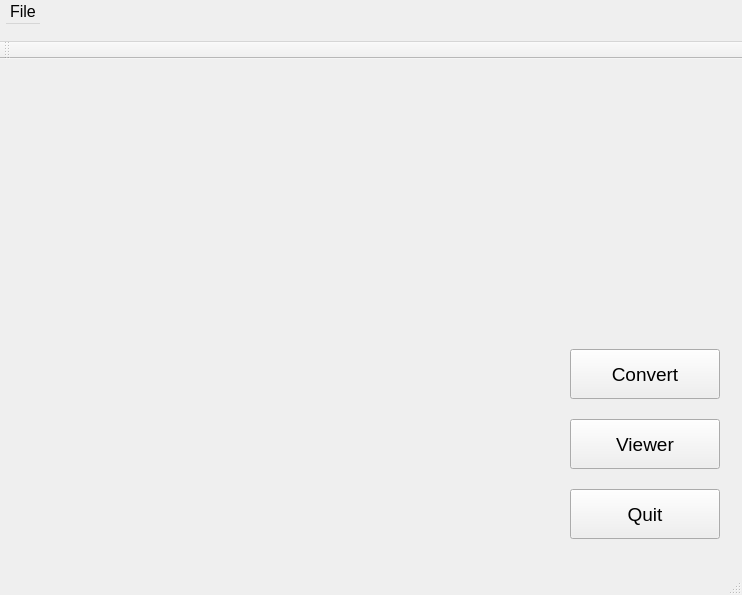
The window that IP_D-5_v-5_0/pngconverter.ui (iwabuchiken/IP_D-5) describes before a commit, drawn with Qt 5.
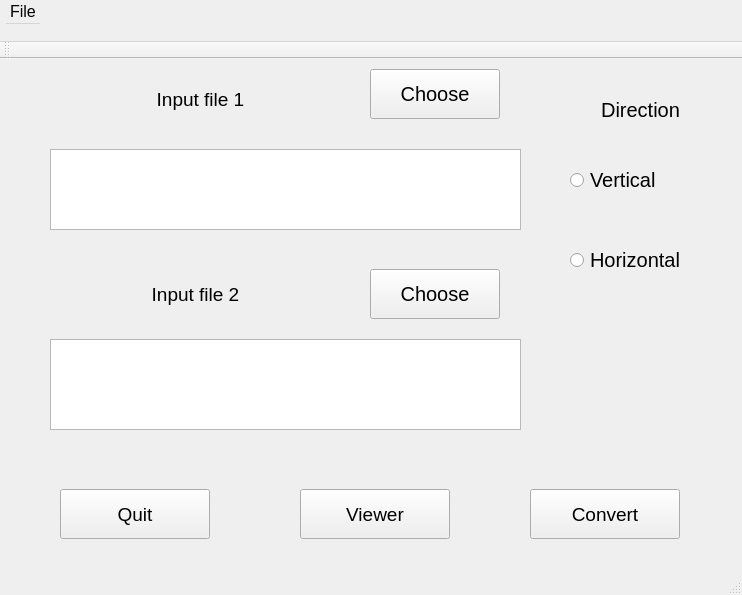
The same window after the commit.

What changed in the file:
```diff
--- a/IP_D-5_v-5_0/pngconverter.ui
+++ b/IP_D-5_v-5_0/pngconverter.ui
@@ -23,7 +23,7 @@
    <widget class="QPushButton" name="BT_Quit">
     <property name="geometry">
      <rect>
-      <x>570</x>
+      <x>60</x>
       <y>430</y>
       <width>150</width>
       <height>50</height>
@@ -41,8 +41,8 @@
    <widget class="QPushButton" name="BT_Viewer">
     <property name="geometry">
      <rect>
-      <x>570</x>
-      <y>360</y>
+      <x>300</x>
+      <y>430</y>
       <width>150</width>
       <height>50</height>
      </rect>
@@ -59,8 +59,8 @@
    <widget class="QPushButton" name="BT_Convert">
     <property name="geometry">
      <rect>
-      <x>570</x>
-      <y>290</y>
+      <x>530</x>
+      <y>430</y>
       <width>150</width>
       <height>50</height>
      </rect>
@@ -74,6 +74,161 @@
      <string>Convert</string>
     </property>
    </widget>
+   <widget class="QPushButton" name="BT_Choose_Input_1">
+    <property name="geometry">
+     <rect>
+      <x>370</x>
+      <y>10</y>
+      <width>130</width>
+      <height>50</height>
+     </rect>
+    </property>
+    <property name="font">
+     <font>
+      <pointsize>15</pointsize>
+     </font>
+    </property>
+    <property name="text">
+     <string>Choose</string>
+    </property>
+   </widget>
+   <widget class="QPushButton" name="BT_Choose_Input_2">
+    <property name="geometry">
+     <rect>
+      <x>370</x>
+      <y>210</y>
+      <width>130</width>
+      <height>50</height>
+     </rect>
+    </property>
+    <property name="font">
+     <font>
+      <pointsize>15</pointsize>
+     </font>
+    </property>
+    <property name="text">
+     <string>Choose</string>
+    </property>
+   </widget>
+   <widget class="QTextEdit" name="TE_Input_1">
+    <property name="geometry">
+     <rect>
+      <x>50</x>
+      <y>90</y>
+      <width>471</width>
+      <height>81</height>
+     </rect>
+    </property>
+   </widget>
+   <widget class="QLabel" name="LB_InputFile_1">
+    <property name="geometry">
+     <rect>
+      <x>100</x>
+      <y>20</y>
+      <width>201</width>
+      <height>41</height>
+     </rect>
+    </property>
+    <property name="font">
+     <font>
+      <pointsize>14</pointsize>
+     </font>
+    </property>
+    <property name="text">
+     <string>Input file 1</string>
+    </property>
+    <property name="alignment">
+     <set>Qt::AlignCenter</set>
+    </property>
+   </widget>
+   <widget class="QLabel" name="LB_InputFile_2">
+    <property name="geometry">
+     <rect>
+      <x>90</x>
+      <y>220</y>
+      <width>211</width>
+      <height>31</height>
+     </rect>
+    </property>
+    <property name="font">
+     <font>
+      <pointsize>14</pointsize>
+     </font>
+    </property>
+    <property name="text">
+     <string>Input file 2</string>
+    </property>
+    <property name="alignment">
+     <set>Qt::AlignCenter</set>
+    </property>
+   </widget>
+   <widget class="QTextEdit" name="TE_Input_2">
+    <property name="geometry">
+     <rect>
+      <x>50</x>
+      <y>280</y>
+      <width>471</width>
+      <height>91</height>
+     </rect>
+    </property>
+   </widget>
+   <widget class="QRadioButton" name="radioButton">
+    <property name="geometry">
+     <rect>
+      <x>570</x>
+      <y>110</y>
+      <width>125</width>
+      <height>22</height>
+     </rect>
+    </property>
+    <property name="font">
+     <font>
+      <pointsize>15</pointsize>
+     </font>
+    </property>
+    <property name="text">
+     <string>Vertical</string>
+    </property>
+   </widget>
+   <widget class="QRadioButton" name="radioButton_2">
+    <property name="geometry">
+     <rect>
+      <x>570</x>
+      <y>190</y>
+      <width>125</width>
+      <height>22</height>
+     </rect>
+    </property>
+    <property name="font">
+     <font>
+      <pointsize>15</pointsize>
+     </font>
+    </property>
+    <property name="text">
+     <string>Horizontal</string>
+    </property>
+   </widget>
+   <widget class="QLabel" name="LB_Direction">
+    <property name="geometry">
+     <rect>
+      <x>580</x>
+      <y>30</y>
+      <width>121</width>
+      <height>41</height>
+     </rect>
+    </property>
+    <property name="font">
+     <font>
+      <pointsize>15</pointsize>
+     </font>
+    </property>
+    <property name="text">
+     <string>Direction</string>
+    </property>
+    <property name="alignment">
+     <set>Qt::AlignCenter</set>
+    </property>
+   </widget>
   </widget>
   <widget class="QMenuBar" name="menuBar">
    <property name="geometry">
```
Left out of the diff: 23 changed lines with no effect on the pictures.
